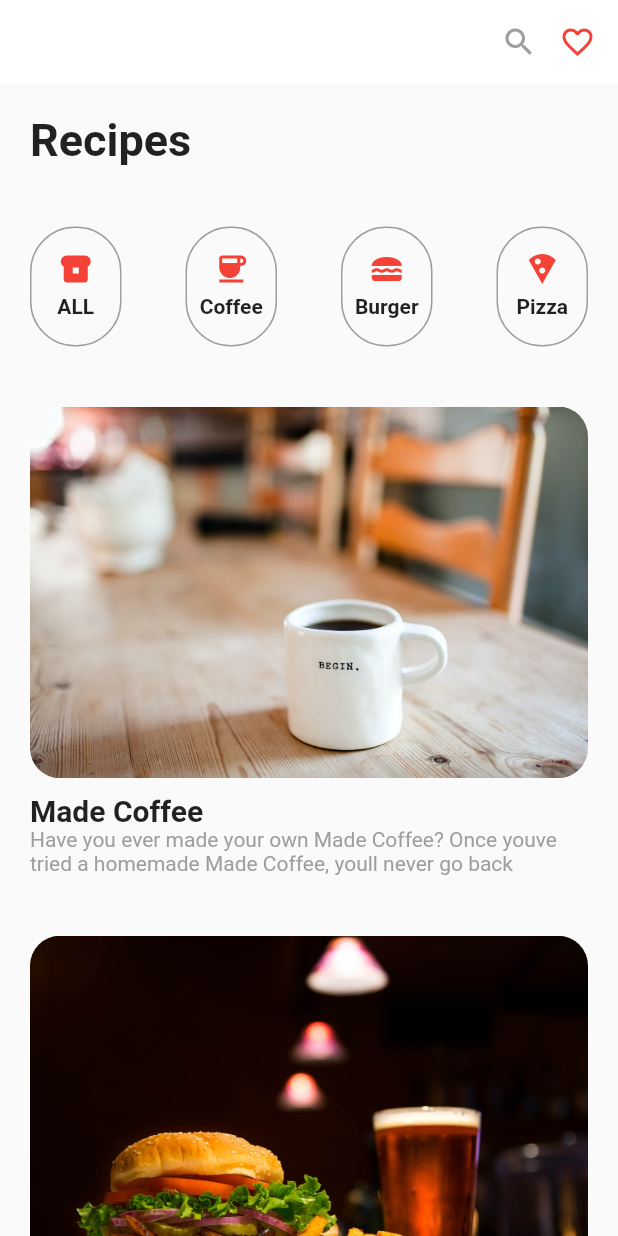
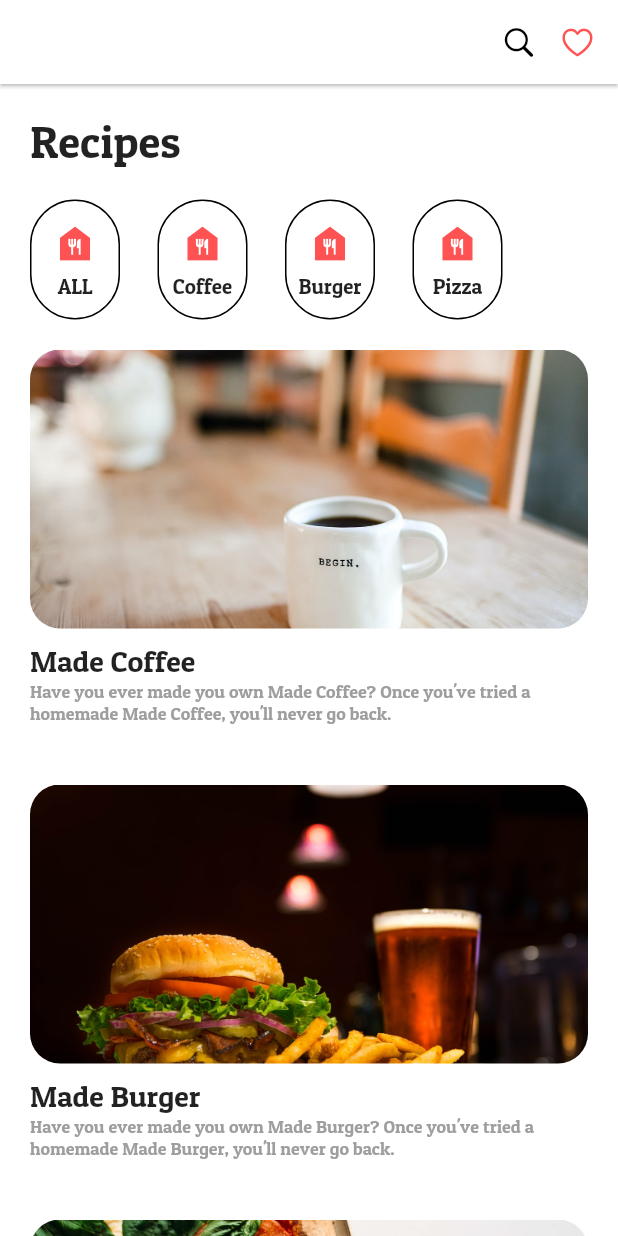
Before and after one commit to ksw1238/example_recipes, a Flutter app: the screen it shows after launch, on a phone screen of 412 x 824 dp. Run offline on Flutter 3.47's test engine with Material 2 defaults, Android fonts, the phone set to English and light mode, and no system bars.

Commit message:
Second time commit

```diff
--- /dev/null
+++ b/lib/components/recipe_list_item.dart
@@ -0,0 +1,38 @@
+import 'package:flutter/material.dart';
+
+class RecipeListItem extends StatelessWidget {
+  final String imageName;
+  final String title;
+
+  const RecipeListItem(this.imageName, this.title);
+
+  @override
+  Widget build(BuildContext context) {
+    return Padding(
+      padding: const EdgeInsets.symmetric(vertical: 20.0),
+      child: Column(
+        crossAxisAlignment: CrossAxisAlignment.start,
+        children: [
+          AspectRatio(
+              aspectRatio: 2 / 1,
+              child: ClipRRect(
+                borderRadius: BorderRadius.circular(20),
+                child: Image.asset(
+                  'assets/images/$imageName.jpeg',
+                  fit: BoxFit.cover,
+                ),
+              )),
+          SizedBox(height: 10),
+          Text(
+            title,
+            style: TextStyle(fontSize: 20),
+          ),
+          Text(
+            "Have you ever made you own $title? Once you've tried a homemade $title, you'll never go back.",
+            style: TextStyle(color: Colors.grey, fontSize: 12.0),
+          )
+        ],
+      ),
+    );
+  }
+}
--- /dev/null
+++ b/lib/components/recipe_menu.dart
@@ -0,0 +1,42 @@
+import 'package:flutter/material.dart';
+
+class RecipeMenu extends StatelessWidget {
+  const RecipeMenu({Key? key}) : super(key: key);
+
+  @override
+  Widget build(BuildContext context) {
+    return Padding(
+      padding: const EdgeInsets.only(top: 20.0),
+      child: Row(
+        children: [
+          _buildMenuItem(Icons.food_bank, "ALL"),
+          SizedBox(width: 25,),
+          _buildMenuItem(Icons.food_bank, "Coffee"),
+          SizedBox(width: 25,),
+          _buildMenuItem(Icons.food_bank, "Burger"),
+          SizedBox(width: 25,),
+          _buildMenuItem(Icons.food_bank, "Pizza"),
+        ],
+      ),
+    );
+  }
+
+  Widget _buildMenuItem(IconData mIcon, String text){
+    return Container(
+      width: 60,
+      height: 80,
+      decoration: BoxDecoration(
+        borderRadius: BorderRadius.circular(30.0),
+        border: Border.all(color: Colors.black),
+      ),
+      child: Column(
+        mainAxisAlignment: MainAxisAlignment.center,
+        children: [
+          Icon(mIcon, color: Colors.redAccent, size: 30,),
+          SizedBox(height: 5,),
+          Text(text, style: TextStyle( color: Colors.black87),)
+        ],
+      ),
+    );
+  }
+}
--- /dev/null
+++ b/lib/components/recipe_title.dart
@@ -0,0 +1,16 @@
+import 'package:flutter/material.dart';
+
+class RecipeTitle extends StatelessWidget {
+  const RecipeTitle({Key? key}) : super(key: key);
+
+  @override
+  Widget build(BuildContext context) {
+    return Padding(
+      padding: const EdgeInsets.only(top: 20.0),
+      child: Text(
+        'Recipes',
+        style: TextStyle(fontSize: 30),
+      ),
+    );
+  }
+}
--- a/lib/main.dart
+++ b/lib/main.dart
@@ -1,5 +1,5 @@
-import 'package:flutter/cupertino.dart';
 import 'package:flutter/material.dart';
+import 'package:example_recipes/pages/recipe_page.dart';
 
 void main(){
   runApp(MyApp());
@@ -11,190 +11,192 @@ class MyApp extends StatelessWidget {
   @override
   Widget build(BuildContext context) {
     return MaterialApp(
+      debugShowCheckedModeBanner: false,
       title: 'Recipes_page',
-      home: Recipes_Page(),
+      theme: ThemeData(fontFamily: "PatuaOne"),
+      home: RecipePage(),
     );
   }
 }
-
-class Recipes_Page extends StatelessWidget {
-  const Recipes_Page({Key? key}) : super(key: key);
-
-  @override
-  Widget build(BuildContext context) {
-    return Scaffold(
-      appBar: AppBar(
-        backgroundColor: Colors.white,
-        elevation: 0.0,
-        actions: [
-          Padding(
-            padding: const EdgeInsets.all(15.0),
-            child: Icon(Icons.search_outlined, color: Colors.grey,),
-          ),
-          Padding(
-            padding: const EdgeInsets.only(right: 15.0),
-            child: Icon(Icons.favorite_outline, color: Colors.red,),
-          ),
-        ],
-      ),
-      body: ListView(
-        children: [
-          Padding(
-            padding: const EdgeInsets.all(20.0),
-            child: Text('Recipes', style: TextStyle(
-              fontWeight: FontWeight.bold,
-              fontSize: 30,
-            ),),
-          ),
-
-          Padding(
-            padding: const EdgeInsets.all(20.0),
-            child: Row(
-              mainAxisAlignment: MainAxisAlignment.spaceBetween,
-              children: [
-                Container(
-                  width: 61,
-                  height: 80,
-                  decoration: BoxDecoration(
-                      borderRadius: BorderRadius.circular(30.0),
-                      border: Border.all(
-                          color: Colors.grey,
-                          style: BorderStyle.solid,
-                          width: 1
-                      )
-                  ),
-                  child: Padding(
-                    padding: const EdgeInsets.only(top: 15.0, bottom: 15.0),
-                    child: Column(
-
-                      children: [
-                        Icon(Icons.breakfast_dining, color: Colors.red,),
-                        SizedBox(height: 5,),
-                        Text('ALL', style: TextStyle(fontWeight: FontWeight.bold),)
-                      ],
-                    ),
-                  ),
-                ),
-                Container(
-                  width: 61,
-                  height: 80,
-                  decoration: BoxDecoration(
-                      borderRadius: BorderRadius.circular(30.0),
-                      border: Border.all(
-                          color: Colors.grey,
-                          style: BorderStyle.solid,
-                          width: 1
-                      )
-                  ),
-                  child: Padding(
-                    padding: const EdgeInsets.only(top: 15.0, bottom: 15.0),
-                    child: Column(
-
-                      children: [
-                        Icon(Icons.coffee, color: Colors.red,),
-                        SizedBox(height: 5,),
-                        Text('Coffee', style: TextStyle(fontWeight: FontWeight.bold),)
-                      ],
-                    ),
-                  ),
-                ),
-                Container(
-                  width: 61,
-                  height: 80,
-                  decoration: BoxDecoration(
-                      borderRadius: BorderRadius.circular(30.0),
-                      border: Border.all(
-                          color: Colors.grey,
-                          style: BorderStyle.solid,
-                          width: 1
-                      )
-                  ),
-                  child: Padding(
-                    padding: const EdgeInsets.only(top: 15.0, bottom: 15.0),
-                    child: Column(
-
-                      children: [
-                        Icon(Icons.lunch_dining, color: Colors.red,),
-                        SizedBox(height: 5,),
-                        Text('Burger', style: TextStyle(fontWeight: FontWeight.bold),)
-                      ],
-                    ),
-                  ),
-                ),
-                Container(
-                  width: 61,
-                  height: 80,
-                  decoration: BoxDecoration(
-                      borderRadius: BorderRadius.circular(30.0),
-                      border: Border.all(
-                          color: Colors.grey,
-                          style: BorderStyle.solid,
-                          width: 1
-                      )
-                  ),
-                  child: Padding(
-                    padding: const EdgeInsets.only(top: 15.0, bottom: 15.0),
-                    child: Column(
-
-                      children: [
-                        Icon(Icons.local_pizza, color: Colors.red,),
-                        SizedBox(height: 5,),
-                        Text('Pizza', style: TextStyle(fontWeight: FontWeight.bold),)
-                      ],
-                    ),
-                  ),
-                ),
-              ],
-            ),
-          ),
-
-          Padding(
-            padding: const EdgeInsets.all(20.0),
-            child: Column(
-              crossAxisAlignment: CrossAxisAlignment.start,
-              children: [
-                ClipRRect(
-                  child: Image.asset('images/coffee.jpeg'),
-                  borderRadius: BorderRadius.circular(20),
-                ),
-                SizedBox(height: 10,),
-                Text('Made Coffee', style: TextStyle(fontSize: 20, fontWeight: FontWeight.bold),),
-                Text('Have you ever made your own Made Coffee? Once you''ve tried a homemade Made Coffee, you''ll never go back', style: TextStyle(color: Colors.grey),),
-              ],
-            ),
-          ),
-          Padding(
-            padding: const EdgeInsets.all(20.0),
-            child: Column(
-              crossAxisAlignment: CrossAxisAlignment.start,
-              children: [
-                ClipRRect(
-                  child: Image.asset('images/burger.jpeg'),
-                  borderRadius: BorderRadius.circular(20),
-                ),
-                SizedBox(height: 10,),
-                Text('Made Burger', style: TextStyle(fontSize: 20, fontWeight: FontWeight.bold),),
-                Text('Have you ever made your own Made Burger? Once you''ve tried a homemade Made Burger, you''ll never go back', style: TextStyle(color: Colors.grey),),
-              ],
-            ),
-          ),
-          Padding(
-            padding: const EdgeInsets.all(20.0),
-            child: Column(
-              crossAxisAlignment: CrossAxisAlignment.start,
-              children: [
-                ClipRRect(
-                  child: Image.asset('images/pizza.jpeg'),
-                  borderRadius: BorderRadius.circular(20),
-                ),
-                SizedBox(height: 10,),
-                Text('Made Pizza', style: TextStyle(fontSize: 20, fontWeight: FontWeight.bold),),
-                Text('Have you ever made your own Made Pizza? Once you''ve tried a homemade Made Pizza, you''ll never go back', style: TextStyle(color: Colors.grey),),
-              ],
-            ),
-          )
-        ],
-      ),
-    );
-  }
-}
+//
+// class Recipes_Page extends StatelessWidget {
+//   const Recipes_Page({Key? key}) : super(key: key);
+//
+//   @override
+//   Widget build(BuildContext context) {
+//     return Scaffold(
+//       appBar: AppBar(
+//         backgroundColor: Colors.white,
+//         elevation: 0.0,
+//         actions: [
+//           Padding(
+//             padding: const EdgeInsets.all(15.0),
+//             child: Icon(Icons.search_outlined, color: Colors.grey,),
+//           ),
+//           Padding(
+//             padding: const EdgeInsets.only(right: 15.0),
+//             child: Icon(Icons.favorite_outline, color: Colors.red,),
+//           ),
+//         ],
+//       ),
+//       body: ListView(
+//         children: [
+//           Padding(
+//             padding: const EdgeInsets.all(20.0),
+//             child: Text('Recipes', style: TextStyle(
+//               fontWeight: FontWeight.bold,
+//               fontSize: 30,
+//             ),),
+//           ),
+//
+//           Padding(
+//             padding: const EdgeInsets.all(20.0),
+//             child: Row(
+//               mainAxisAlignment: MainAxisAlignment.spaceBetween,
+//               children: [
+//                 Container(
+//                   width: 61,
+//                   height: 80,
+//                   decoration: BoxDecoration(
+//                       borderRadius: BorderRadius.circular(30.0),
+//                       border: Border.all(
+//                           color: Colors.grey,
+//                           style: BorderStyle.solid,
+//                           width: 1
+//                       )
+//                   ),
+//                   child: Padding(
+//                     padding: const EdgeInsets.only(top: 15.0, bottom: 15.0),
+//                     child: Column(
+//
+//                       children: [
+//                         Icon(Icons.breakfast_dining, color: Colors.red,),
+//                         SizedBox(height: 5,),
+//                         Text('ALL', style: TextStyle(fontWeight: FontWeight.bold),)
+//                       ],
+//                     ),
+//                   ),
+//                 ),
+//                 Container(
+//                   width: 61,
+//                   height: 80,
+//                   decoration: BoxDecoration(
+//                       borderRadius: BorderRadius.circular(30.0),
+//                       border: Border.all(
+//                           color: Colors.grey,
+//                           style: BorderStyle.solid,
+//                           width: 1
+//                       )
+//                   ),
+//                   child: Padding(
+//                     padding: const EdgeInsets.only(top: 15.0, bottom: 15.0),
+//                     child: Column(
+//
+//                       children: [
+//                         Icon(Icons.coffee, color: Colors.red,),
+//                         SizedBox(height: 5,),
+//                         Text('Coffee', style: TextStyle(fontWeight: FontWeight.bold),)
+//                       ],
+//                     ),
+//                   ),
+//                 ),
+//                 Container(
+//                   width: 61,
+//                   height: 80,
+//                   decoration: BoxDecoration(
+//                       borderRadius: BorderRadius.circular(30.0),
+//                       border: Border.all(
+//                           color: Colors.grey,
+//                           style: BorderStyle.solid,
+//                           width: 1
+//                       )
+//                   ),
+//                   child: Padding(
+//                     padding: const EdgeInsets.only(top: 15.0, bottom: 15.0),
+//                     child: Column(
+//
+//                       children: [
+//                         Icon(Icons.lunch_dining, color: Colors.red,),
+//                         SizedBox(height: 5,),
+//                         Text('Burger', style: TextStyle(fontWeight: FontWeight.bold),)
+//                       ],
+//                     ),
+//                   ),
+//                 ),
+//                 Container(
+//                   width: 61,
+//                   height: 80,
+//                   decoration: BoxDecoration(
+//                       borderRadius: BorderRadius.circular(30.0),
+//                       border: Border.all(
+//                           color: Colors.grey,
+//                           style: BorderStyle.solid,
+//                           width: 1
+//                       )
+//                   ),
+//                   child: Padding(
+//                     padding: const EdgeInsets.only(top: 15.0, bottom: 15.0),
+//                     child: Column(
+//
+//                       children: [
+//                         Icon(Icons.local_pizza, color: Colors.red,),
+//                         SizedBox(height: 5,),
+//                         Text('Pizza', style: TextStyle(fontWeight: FontWeight.bold),)
+//                       ],
+//                     ),
+//                   ),
+//                 ),
+//               ],
+//             ),
+//           ),
+//
+//           Padding(
+//             padding: const EdgeInsets.all(20.0),
+//             child: Column(
+//               crossAxisAlignment: CrossAxisAlignment.start,
+//               children: [
+//                 ClipRRect(
+//                   child: Image.asset('images/coffee.jpeg'),
+//                   borderRadius: BorderRadius.circular(20),
+//                 ),
+//                 SizedBox(height: 10,),
+//                 Text('Made Coffee', style: TextStyle(fontSize: 20, fontWeight: FontWeight.bold),),
+//                 Text('Have you ever made your own Made Coffee? Once you''ve tried a homemade Made Coffee, you''ll never go back', style: TextStyle(color: Colors.grey),),
+//               ],
+//             ),
+//           ),
+//           Padding(
+//             padding: const EdgeInsets.all(20.0),
+//             child: Column(
+//               crossAxisAlignment: CrossAxisAlignment.start,
+//               children: [
+//                 ClipRRect(
+//                   child: Image.asset('images/burger.jpeg'),
+//                   borderRadius: BorderRadius.circular(20),
+//                 ),
+//                 SizedBox(height: 10,),
+//                 Text('Made Burger', style: TextStyle(fontSize: 20, fontWeight: FontWeight.bold),),
+//                 Text('Have you ever made your own Made Burger? Once you''ve tried a homemade Made Burger, you''ll never go back', style: TextStyle(color: Colors.grey),),
+//               ],
+//             ),
+//           ),
+//           Padding(
+//             padding: const EdgeInsets.all(20.0),
+//             child: Column(
+//               crossAxisAlignment: CrossAxisAlignment.start,
+//               children: [
+//                 ClipRRect(
+//                   child: Image.asset('images/pizza.jpeg'),
+//                   borderRadius: BorderRadius.circular(20),
+//                 ),
+//                 SizedBox(height: 10,),
+//                 Text('Made Pizza', style: TextStyle(fontSize: 20, fontWeight: FontWeight.bold),),
+//                 Text('Have you ever made your own Made Pizza? Once you''ve tried a homemade Made Pizza, you''ll never go back', style: TextStyle(color: Colors.grey),),
+//               ],
+//             ),
+//           )
+//         ],
+//       ),
+//     );
+//   }
+// }
--- /dev/null
+++ b/lib/pages/recipe_page.dart
@@ -0,0 +1,49 @@
+import 'package:flutter/material.dart';
+import 'package:example_recipes/components/recipe_list_item.dart';
+import 'package:example_recipes/components/recipe_menu.dart';
+import 'package:example_recipes/components/recipe_title.dart';
+import 'package:flutter/cupertino.dart';
+
+class RecipePage extends StatelessWidget {
+  const RecipePage({Key? key}) : super(key: key);
+
+  @override
+  Widget build(BuildContext context) {
+    return Scaffold(
+      backgroundColor: Colors.white,
+      appBar: _buildingRecipeAppBar(),
+      body: Padding(
+        padding: const EdgeInsets.symmetric(horizontal: 20),
+        child: ListView(
+          // crossAxisAlignment: CrossAxisAlignment.start,
+          children: [
+            RecipeTitle(),
+            RecipeMenu(),
+            RecipeListItem('coffee', 'Made Coffee'),
+            RecipeListItem('burger', 'Made Burger'),
+            RecipeListItem('pizza', 'Made Pizza'),
+          ],
+        ),
+      ),
+    );
+  }
+
+  AppBar _buildingRecipeAppBar() {
+    return AppBar(
+      backgroundColor: Colors.white,
+      elevation: 1.0,
+      actions: [
+        Icon(
+          CupertinoIcons.search,
+          color: Colors.black,
+        ),
+        SizedBox(width: 15.0,),
+        Icon(
+          CupertinoIcons.heart,
+          color: Colors.redAccent,
+        ),
+        SizedBox(width: 15.0,)
+      ],
+    );
+  }
+}
```
Also changed, not shown: pubspec.yaml (+5 -2 lines), assets/fonts/PatuaOne-Regular.ttf (renamed from images/PatuaOne-Regular.ttf), assets/images/burger.jpeg (renamed from images/burger.jpeg), assets/images/coffee.jpeg (renamed from images/coffee.jpeg), assets/images/pizza.jpeg (renamed from images/pizza.jpeg).
